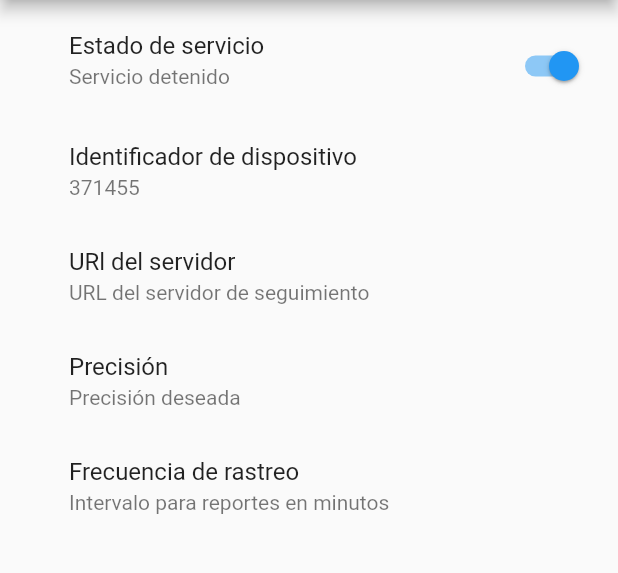
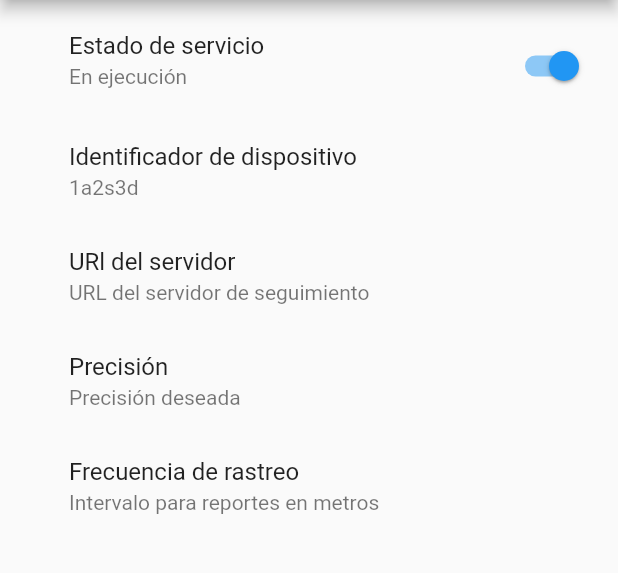
Before and after one commit to JErazo7/flutter-traccar-client, a Flutter app: the screen it shows after launch, after a tap on "Estado de servicio", on a phone screen of 412 x 824 dp, the part 84-657 px from its top. Run offline on Flutter 3.47's test engine with Material 2 defaults, Android fonts, the phone set to English and light mode, and no system bars; our stand-ins replace geolocator.

Commit message:
Mensajes reactivos

```diff
--- a/lib/main.dart
+++ b/lib/main.dart
@@ -37,17 +37,21 @@ class _MyHomePageState extends State<MyHomePage> {
   var onOff = false;
   var baseUrl = 'http://demo4.traccar.org:5055';
   var id = '1a2s3d';
+  var estadoServicio = 'Detenido';
+
 
   void _cancelStream() {
     positionStream.cancel();
     setState(() {
       onOff = false;
+      estadoServicio = 'Detenido';
     });
   }
 
   void _getPosition() async {
     setState(() {
       onOff = true;
+      estadoServicio = 'En ejecución';
     });
     var geolocator = Geolocator();
     var locationOptions =
@@ -93,14 +97,14 @@ class _MyHomePageState extends State<MyHomePage> {
                     _getPosition();
                   }
                 },
-                subtitle: const Text('Servicio detenido'),
+                subtitle: Text(estadoServicio),
               ),
             ),
             Container(
                 height: 70,
                 child: ListTile(
                   title: Text("Identificador de dispositivo"),
-                  subtitle: Text("371455"),
+                  subtitle: Text(id),
                 )),
             Container(
                 height: 70,
@@ -118,7 +122,7 @@ class _MyHomePageState extends State<MyHomePage> {
                 height: 70,
                 child: ListTile(
                   title: Text("Frecuencia de rastreo"),
-                  subtitle: Text("Intervalo para reportes en minutos"),
+                  subtitle: Text("Intervalo para reportes en metros"),
                 )),
           ],
         ),
```
